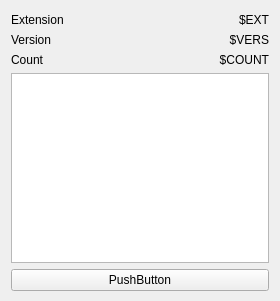
Above: ui/mainwindow.ui from mcergun/Parsy before the change. Below: the same form after it.
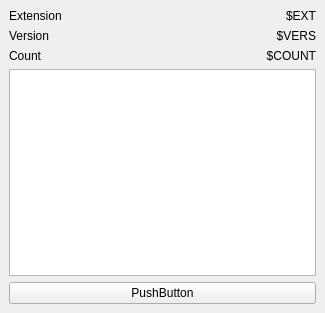
That is the form after the change.

Commit message: converted main window into a layout

Patch:
```diff
--- a/ui/mainwindow.ui
+++ b/ui/mainwindow.ui
@@ -6,8 +6,8 @@
    <rect>
     <x>0</x>
     <y>0</y>
-    <width>280</width>
-    <height>301</height>
+    <width>325</width>
+    <height>313</height>
    </rect>
   </property>
   <property name="windowTitle">
@@ -20,15 +20,8 @@
      <verstretch>0</verstretch>
     </sizepolicy>
    </property>
-   <widget class="QWidget" name="">
-    <property name="geometry">
-     <rect>
-      <x>11</x>
-      <y>13</y>
-      <width>258</width>
-      <height>278</height>
-     </rect>
-    </property>
+   <layout class="QVBoxLayout" name="verticalLayout">
+    <item>
     <layout class="QGridLayout" name="gridLayout">
      <item row="0" column="0">
       <widget class="QLabel" name="label_2">
@@ -96,7 +89,8 @@
       </widget>
      </item>
     </layout>
-   </widget>
+    </item>
+   </layout>
   </widget>
  </widget>
  <resources/>
```
Lines whose indentation alone changed are shown as unchanged.
